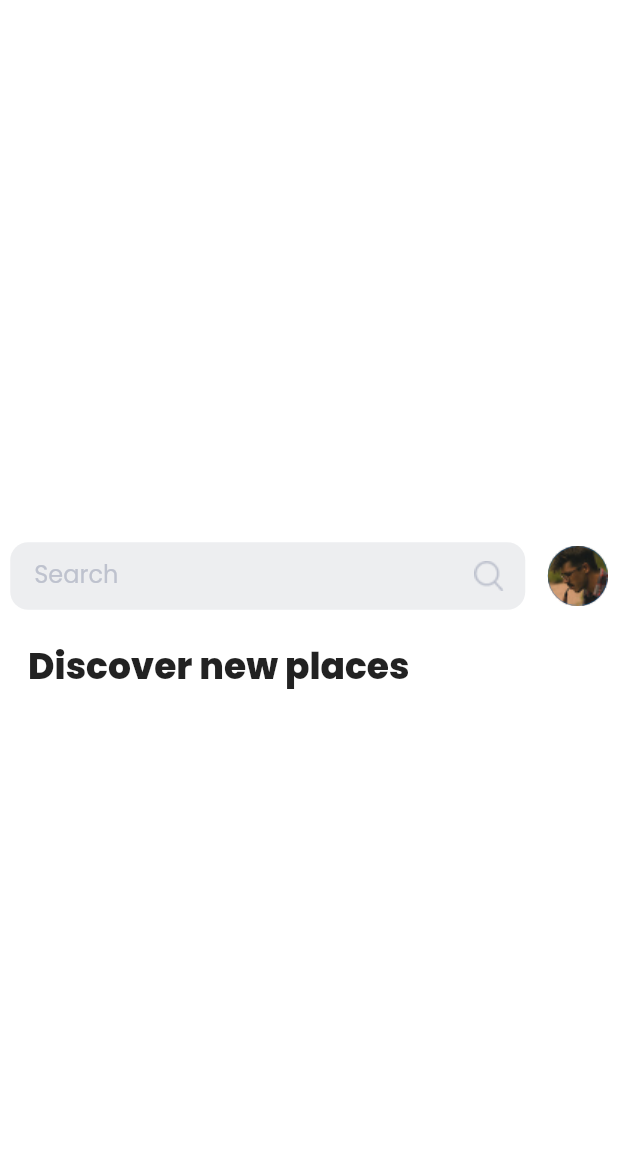
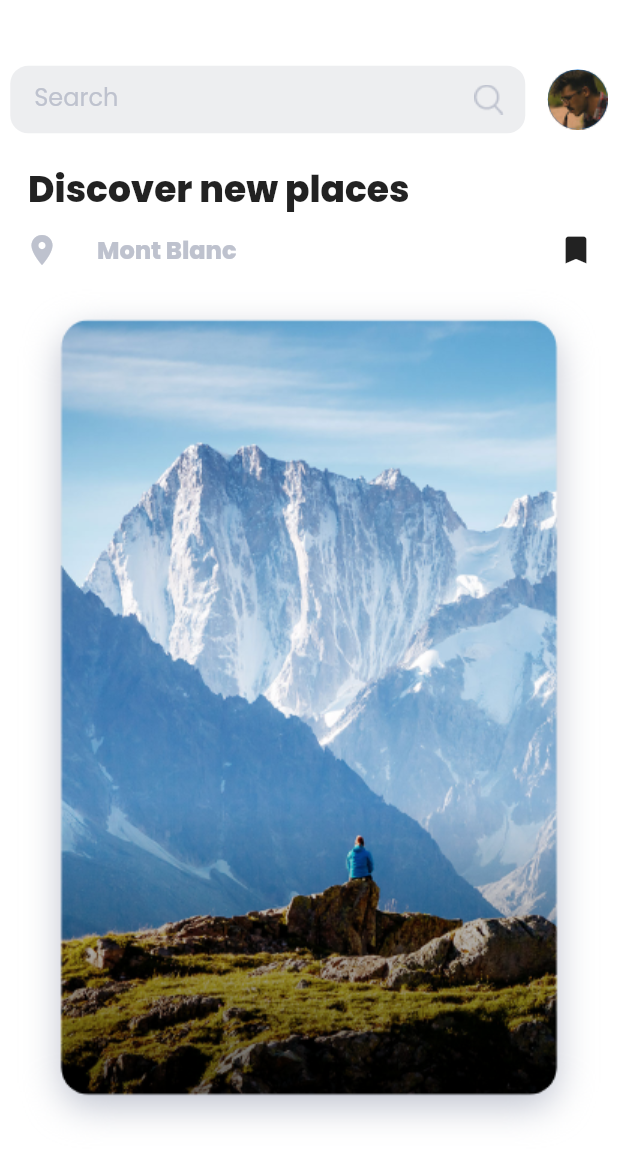
Before and after one commit to alihangedik/ad_gu-UI, a Flutter app: the screen it shows after launch, swiped to page 5, on a phone screen of 412 x 824 dp. Shown: the top 1161 px of the screen. Run offline on Flutter 3.47's test engine with Material 2 defaults, Android fonts, the phone set to English and light mode, and no system bars.

Commit message:
Update home_page.dart

```diff
--- a/lib/screens/home_page.dart
+++ b/lib/screens/home_page.dart
@@ -38,7 +38,10 @@ class _HomeState extends State<Home> {
                         fontFamily: "Poppins-Regular",
                         color: Color(0xffBEC2CE),
                       ),
-                        suffixIcon: Image.asset("assets/images/search.png")),
+                      suffixIcon: Image.asset(
+                        "assets/images/search.png",
+                      ),
+                    ),
                   ),
                 ),
               ),
@@ -64,6 +67,42 @@ class _HomeState extends State<Home> {
             ),
             alignment: Alignment.centerLeft,
           ),
+          SizedBox(
+            height: 10,
+          ),
+          Row(
+            mainAxisAlignment: MainAxisAlignment.spaceAround,
+            children: [
+              Container(
+                width: MediaQuery.of(context).size.width / 25,
+                child: const Icon(
+                  Icons.location_on,
+                  color: Color(0xffBEC2CE),
+                ),
+              ),
+              Container(
+                alignment: Alignment.centerLeft,
+                child: const Text(
+                  "Mont Blanc",
+                  style: TextStyle(
+                    fontSize: 16,
+                    fontFamily: "Poppins-ExtraBold",
+                    color: Color(0xffBEC2CE),
+                  ),
+                ),
+              ),
+              const SizedBox(
+                width: 150,
+              ),
+              const Icon(Icons.bookmark)
+            ],
+          ),
+          Container(
+             width: MediaQuery.of(context).size.width / 0.5,
+            child: Image.asset(
+              "assets/images/image-1.png",
+            ),
+          )
         ],
       ),
     );
```
Lines whose indentation alone changed are shown as unchanged.
